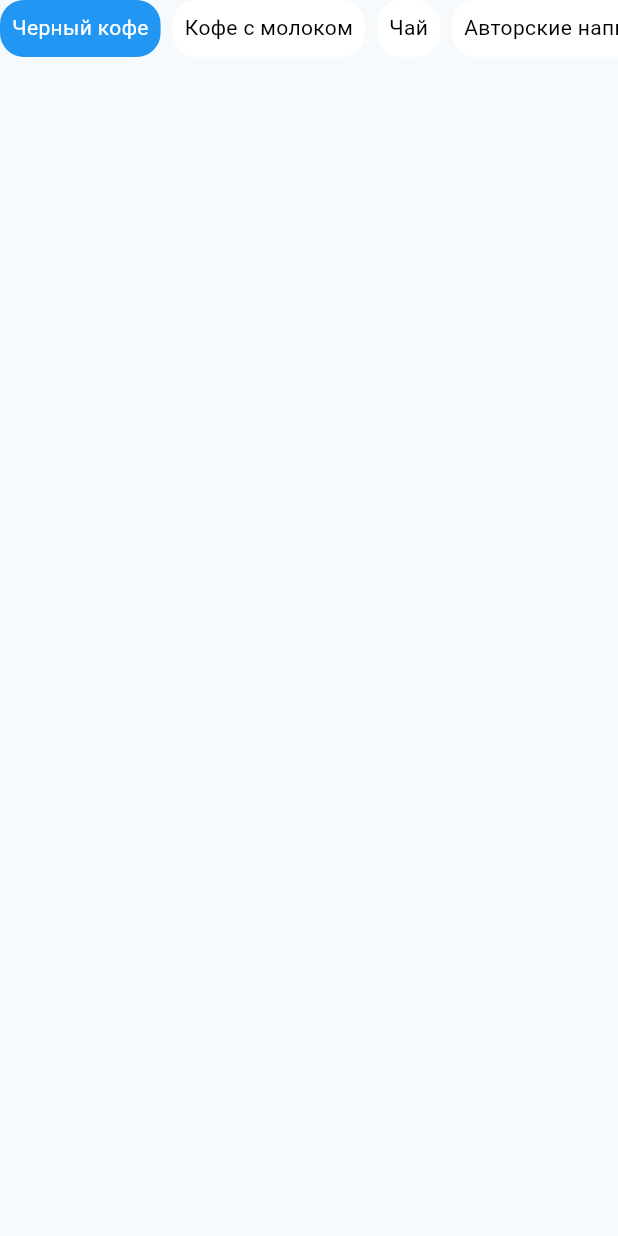
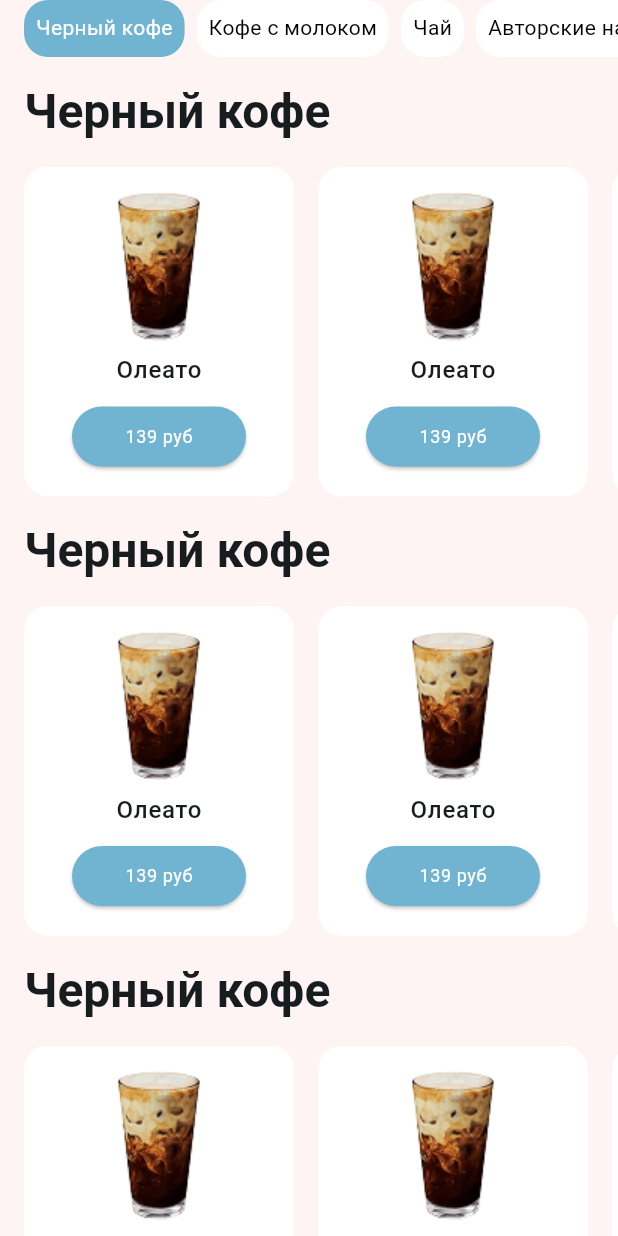
Before and after one commit to qwerpap/Effective_FlutterLab, a Flutter app: the screen it shows after launch, on a phone screen of 412 x 824 dp. Run offline on Flutter 3.47's test engine with Material 3 defaults, Android fonts, the phone set to English and light mode, and no system bars.

Commit message:
Added product_list

```diff
--- /dev/null
+++ b/lib/features/main_page/data/categories_model.dart
@@ -0,0 +1,9 @@
+class CategoriesModel {
+  static const List<String> categories = [
+    'Черный кофе',
+    'Кофе с молоком',
+    'Чай',
+    'Авторские напитки',
+    'Чаек',
+  ];
+}
--- a/lib/features/main_page/presentation/screens/main_screen.dart
+++ b/lib/features/main_page/presentation/screens/main_screen.dart
@@ -1,4 +1,6 @@
+import 'package:effective_flutter_lab/features/main_page/data/categories_model.dart';
 import 'package:flutter/material.dart';
+import '../widgets/widgets.dart';
 
 class MainScreen extends StatefulWidget {
   const MainScreen({super.key});
@@ -8,57 +10,36 @@ class MainScreen extends StatefulWidget {
 }
 
 class _MainScreenState extends State<MainScreen> {
+  final CategoriesModel categoriesModel = CategoriesModel();
   int selectedIndex = 0;
   @override
   Widget build(BuildContext context) {
     final theme = Theme.of(context);
-    final List<String> categories;
-    categories = [
-      'Черный кофе',
-      'Кофе с молоком',
-      'Чай',
-      'Авторские напитки',
-      'Чаек',
-    ];
-
     return Scaffold(
-      body: Column(
+      body: SingleChildScrollView(
+        child: Column(
+          crossAxisAlignment: CrossAxisAlignment.start,
           children: [
-          SizedBox(
-            height: 38,
-            child: ListView.separated(
-              scrollDirection: Axis.horizontal,
-              separatorBuilder: (context, index) => SizedBox(width: 8),
-              itemCount: categories.length,
-              itemBuilder:
-                  (context, index) => GestureDetector(
-                    onTap: () {
+            CategorySelector(
+              categories: CategoriesModel.categories,
+              selectedIndex: selectedIndex,
+              onItemSelected: (index) {
                 setState(() {
                   selectedIndex = index;
-                        print(index);
                 });
               },
-                    child: Container(
-                      padding: EdgeInsets.all(8),
-                      decoration: BoxDecoration(
-                        color:
-                            selectedIndex == index ? Colors.blue : Colors.white,
-                        borderRadius: BorderRadius.circular(16),
+              theme: theme,
             ),
-                      child: Text(
-                        categories[index],
-                        style: theme.textTheme.bodyMedium?.copyWith(
-                          color:
-                              selectedIndex == index
-                                  ? Colors.white
-                                  : Colors.black,
+            CategoryTItle(category: 'Черный кофе'),
+            ProductList(),
+            CategoryTItle(category: 'Кофе с молоком'),
+            ProductList(),
+            CategoryTItle(category: 'Чай'),
+            ProductList(),
+            CategoryTItle(category: 'Чаек'),
+            ProductList(),
+          ],
         ),
-                      ),
-                    ),
-                  ),
-            ),
-          ),
-        ],
       ),
     );
   }
--- /dev/null
+++ b/lib/features/main_page/presentation/widgets/category_selector.dart
@@ -0,0 +1,55 @@
+import 'package:flutter/material.dart';
+import '../../../../ui/app_colors.dart';
+
+class CategorySelector extends StatelessWidget {
+  const CategorySelector({
+    super.key,
+    required this.categories,
+    required this.selectedIndex,
+    required this.onItemSelected,
+    required this.theme,
+  });
+
+  final List<String> categories;
+  final int selectedIndex;
+  final Function(int) onItemSelected;
+  final ThemeData theme;
+
+  @override
+  Widget build(BuildContext context) {
+    return SizedBox(
+      height: 38,
+      child: ListView.separated(
+        padding: EdgeInsets.symmetric(horizontal: 16),
+        scrollDirection: Axis.horizontal,
+        separatorBuilder: (context, index) => SizedBox(width: 8),
+        itemCount: categories.length,
+        itemBuilder:
+            (context, index) => GestureDetector(
+              onTap: () {
+                onItemSelected(index);
+              },
+              child: Container(
+                padding: EdgeInsets.all(8),
+                decoration: BoxDecoration(
+                  color:
+                      selectedIndex == index
+                          ? AppColors.primaryColor
+                          : AppColors.whiteColor,
+                  borderRadius: BorderRadius.circular(16),
+                ),
+                child: Text(
+                  categories[index],
+                  style: theme.textTheme.bodyMedium?.copyWith(
+                    color:
+                        selectedIndex == index
+                            ? AppColors.whiteColor
+                            : Colors.black,
+                  ),
+                ),
+              ),
+            ),
+      ),
+    );
+  }
+}
--- /dev/null
+++ b/lib/features/main_page/presentation/widgets/category_title.dart
@@ -0,0 +1,16 @@
+import 'package:flutter/material.dart';
+
+class CategoryTItle extends StatelessWidget {
+  const CategoryTItle({super.key, required this.category});
+
+  final String category;
+
+  @override
+  Widget build(BuildContext context) {
+    final theme = Theme.of(context);
+    return Padding(
+      padding: const EdgeInsets.all(16),
+      child: Text('Черный кофе', style: theme.textTheme.titleLarge),
+    );
+  }
+}
--- /dev/null
+++ b/lib/features/main_page/presentation/widgets/product_card.dart
@@ -0,0 +1,33 @@
+import 'package:flutter/material.dart';
+
+class ProductCard extends StatelessWidget {
+  const ProductCard({super.key});
+
+  @override
+  Widget build(BuildContext context) {
+    final theme = Theme.of(context);
+    return Container(
+      decoration: BoxDecoration(
+        color: Colors.white,
+        borderRadius: BorderRadius.circular(16),
+      ),
+      padding: EdgeInsets.symmetric(horizontal: 32, vertical: 16),
+      child: Column(
+        children: [
+          Image.asset(
+            'assets/png/coffe_image.png',
+            height: 100,
+            fit: BoxFit.cover,
+          ),
+          SizedBox(height: 8),
+          Text('Олеато', style: theme.textTheme.bodyLarge),
+          SizedBox(height: 8),
+          ElevatedButton(
+            onPressed: () {},
+            child: Text('139 руб', style: theme.textTheme.bodySmall),
+          ),
+        ],
+      ),
+    );
+  }
+}
--- /dev/null
+++ b/lib/features/main_page/presentation/widgets/product_list.dart
@@ -0,0 +1,20 @@
+import 'package:flutter/material.dart';
+import 'product_card.dart';
+
+class ProductList extends StatelessWidget {
+  const ProductList({super.key});
+
+  @override
+  Widget build(BuildContext context) {
+    return SizedBox(
+      height: 220,
+      child: ListView.separated(
+        padding: EdgeInsets.symmetric(horizontal: 16),
+        scrollDirection: Axis.horizontal,
+        itemCount: 5,
+        separatorBuilder: (context, index) => SizedBox(width: 16),
+        itemBuilder: (context, index) => ProductCard(),
+      ),
+    );
+  }
+}
--- /dev/null
+++ b/lib/features/main_page/presentation/widgets/widgets.dart
@@ -0,0 +1,4 @@
+export 'category_title.dart';
+export 'product_card.dart';
+export 'product_list.dart';
+export 'category_selector.dart';
--- a/lib/ui/app_colors.dart
+++ b/lib/ui/app_colors.dart
@@ -2,4 +2,5 @@ import 'package:flutter/cupertino.dart';
 
 class AppColors {
   static const primaryColor = Color.fromRGBO(112, 180, 209, 1);
+  static const whiteColor = Color.fromRGBO(255, 255, 255, 1);
 }
--- a/lib/ui/theme.dart
+++ b/lib/ui/theme.dart
@@ -4,7 +4,21 @@ import 'package:flutter/material.dart';
 final themeData = ThemeData(
   useMaterial3: true,
   colorScheme: ColorScheme.fromSeed(seedColor: AppColors.primaryColor),
+  scaffoldBackgroundColor: const Color.fromARGB(255, 255, 244, 244),
+  elevatedButtonTheme: ElevatedButtonThemeData(
+    style: ElevatedButton.styleFrom(
+      backgroundColor: AppColors.primaryColor,
+      fixedSize: Size(116, 24)
+    ),
+  ),
   textTheme: TextTheme(
-    bodyMedium: TextStyle(fontWeight: FontWeight.w400),
-  ), //14px
+    bodySmall: TextStyle(
+      fontSize: 12,
+      fontWeight: FontWeight.w400,
+      color: AppColors.whiteColor,
+    ),
+    bodyMedium: TextStyle(fontSize: 14, fontWeight: FontWeight.w400),
+    bodyLarge: TextStyle(fontSize: 16, fontWeight: FontWeight.w500),
+    titleLarge: TextStyle(fontSize: 32, fontWeight: FontWeight.w600)
+  ),
 );
--- a/pubspec.yaml
+++ b/pubspec.yaml
@@ -21,7 +21,6 @@ dev_dependencies:
 flutter:
   uses-material-design: true
 
-  # To add assets to your application, add an assets section, like this:
-  # assets:
-  #   - images/a_dot_burr.jpeg
+  assets:
+    - assets/png/coffe_image.png
   #   - images/a_dot_ham.jpeg
```
Also changed, not shown: lib/features/main_page/presentation/widgets/category_list.dart (deleted). Lines whose indentation alone changed are shown as unchanged.
